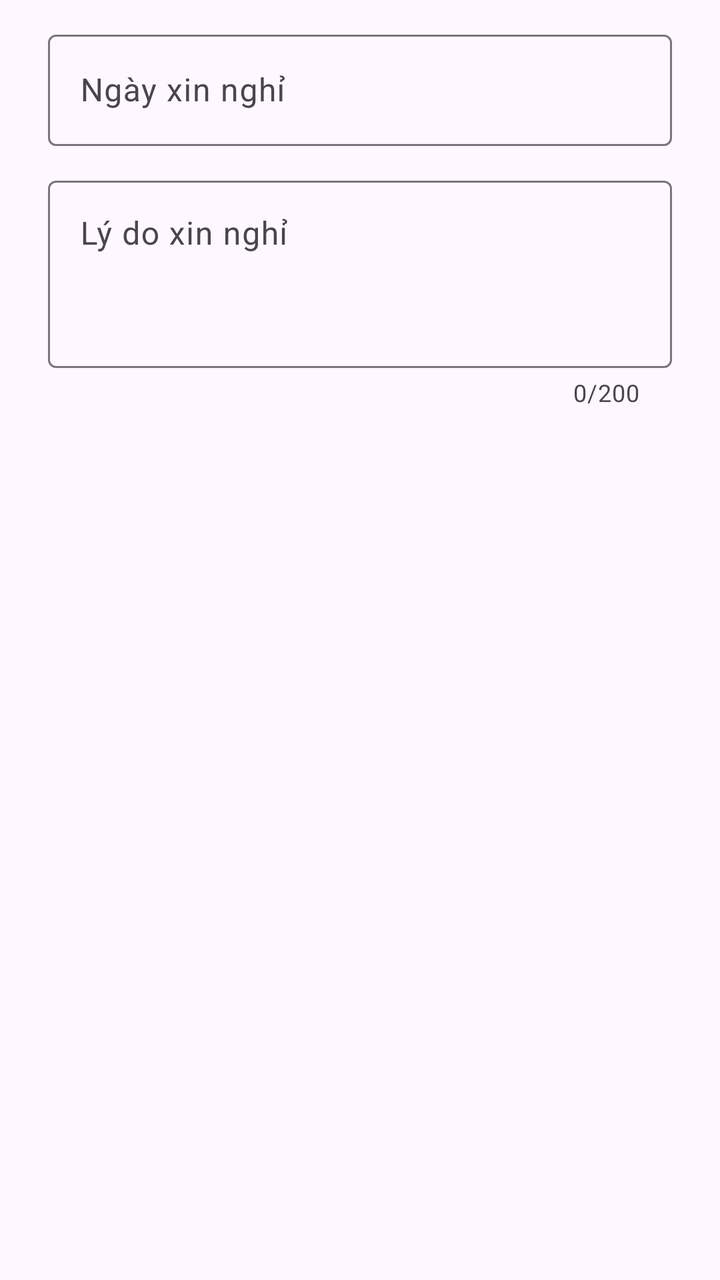
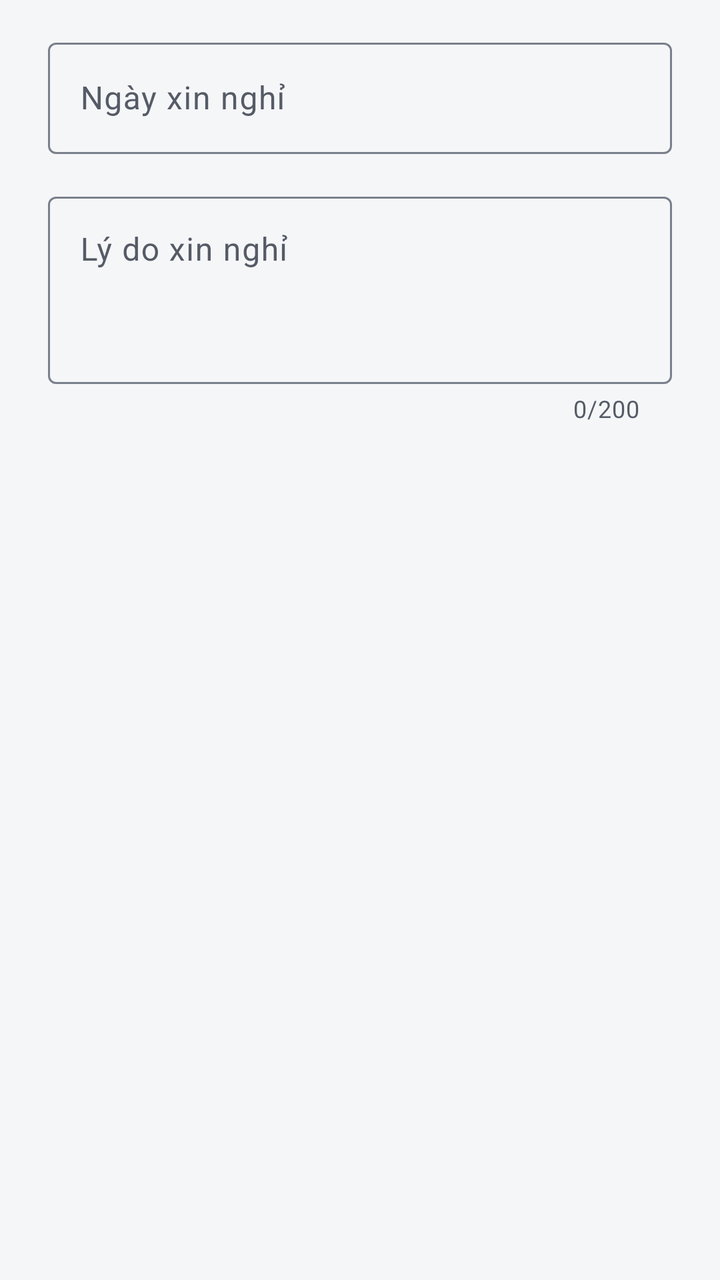

Before-and-after screenshots of an Android layout around one commit, followed by the original layout XML and the change that was made.
<!-- AndroidManifest.xml: application theme Theme.Kstudy -->
<!-- res/layout/dialog_leave_request.xml -->
<?xml version="1.0" encoding="utf-8"?>
<LinearLayout xmlns:android="http://schemas.android.com/apk/res/android"
    xmlns:app="http://schemas.android.com/apk/res-auto"
    android:layout_width="match_parent"
    android:layout_height="wrap_content"
    android:orientation="vertical"
    android:paddingHorizontal="24dp"
    android:paddingTop="12dp">

    <com.google.android.material.textfield.TextInputLayout
        style="@style/Widget.Material3.TextInputLayout.OutlinedBox"
        android:layout_width="match_parent"
        android:layout_height="wrap_content"
        android:layout_marginBottom="12dp"
        android:hint="Ngày xin nghỉ">

        <com.google.android.material.textfield.TextInputEditText
            android:id="@+id/etLeaveDate"
            android:layout_width="match_parent"
            android:layout_height="wrap_content"
            android:clickable="true"
            android:cursorVisible="false"
            android:focusable="false"
            android:textColor="@color/black" />
    </com.google.android.material.textfield.TextInputLayout>

    <com.google.android.material.textfield.TextInputLayout
        android:id="@+id/tilLeaveReason"
        style="@style/Widget.Material3.TextInputLayout.OutlinedBox"
        android:layout_width="match_parent"
        android:layout_height="wrap_content"
        android:hint="Lý do xin nghỉ"
        app:counterEnabled="true"
        app:counterMaxLength="200">

        <com.google.android.material.textfield.TextInputEditText
            android:id="@+id/etLeaveReason"
            android:layout_width="match_parent"
            android:layout_height="wrap_content"
            android:gravity="top"
            android:inputType="textMultiLine|textCapSentences"
            android:maxLength="200"
            android:minLines="3"
            android:textColor="@color/black" />
    </com.google.android.material.textfield.TextInputLayout>
</LinearLayout>
<!-- resources referenced by this layout -->
<resources>
  <color name="black">#FF000000</color>
  <style name="Base.Theme.Kstudy" parent="Theme.Material3.Light.NoActionBar">
          
          <item name="colorPrimary">@color/primary</item>
          <item name="colorOnPrimary">@color/white</item>
      </style>
  <color name="primary">#5B21B6</color>
  <color name="white">#FFFFFFFF</color>
  <!-- unchanged entries left out for length: 1 -->
</resources>

<!-- the commit's change to res/layout/dialog_leave_request.xml (unified diff, before → after) -->
@@ -5,13 +5,12 @@
     android:layout_height="wrap_content"
     android:orientation="vertical"
     android:paddingHorizontal="24dp"
-    android:paddingTop="12dp">
+    android:paddingTop="16dp">
 
     <com.google.android.material.textfield.TextInputLayout
         style="@style/Widget.Material3.TextInputLayout.OutlinedBox"
         android:layout_width="match_parent"
         android:layout_height="wrap_content"
-        android:layout_marginBottom="12dp"
         android:hint="Ngày xin nghỉ">
 
         <com.google.android.material.textfield.TextInputEditText
@@ -20,8 +19,7 @@
             android:layout_height="wrap_content"
             android:clickable="true"
             android:cursorVisible="false"
-            android:focusable="false"
-            android:textColor="@color/black" />
+            android:focusable="false" />
     </com.google.android.material.textfield.TextInputLayout>
 
     <com.google.android.material.textfield.TextInputLayout
@@ -29,6 +27,7 @@
         style="@style/Widget.Material3.TextInputLayout.OutlinedBox"
         android:layout_width="match_parent"
         android:layout_height="wrap_content"
+        android:layout_marginTop="16dp"
         android:hint="Lý do xin nghỉ"
         app:counterEnabled="true"
         app:counterMaxLength="200">
@@ -40,7 +39,6 @@
             android:gravity="top"
             android:inputType="textMultiLine|textCapSentences"
             android:maxLength="200"
-            android:minLines="3"
-            android:textColor="@color/black" />
+            android:minLines="3" />
     </com.google.android.material.textfield.TextInputLayout>
 </LinearLayout>
<!-- resource entries referenced after the edit -->
@@ -1,13 +1,114 @@
 <!-- resources referenced by this layout -->
 <resources>
-  <color name="black">#FF000000</color>
   <style name="Base.Theme.Kstudy" parent="Theme.Material3.Light.NoActionBar">
           
           <item name="colorPrimary">@color/primary</item>
-          <item name="colorOnPrimary">@color/white</item>
+          <item name="colorOnPrimary">@color/on_primary</item>
+          <item name="colorPrimaryContainer">@color/primary_container</item>
+          <item name="colorOnPrimaryContainer">@color/on_primary_container</item>
+          <item name="colorPrimaryInverse">@color/primary_inverse</item>
+          <item name="colorSecondary">@color/secondary</item>
+          <item name="colorOnSecondary">@color/on_primary</item>
+          <item name="colorSecondaryContainer">@color/secondary_container</item>
+          <item name="colorOnSecondaryContainer">@color/on_secondary_container</item>
+          <item name="colorTertiary">@color/secondary</item>
+          <item name="colorOnTertiary">@color/on_primary</item>
+          <item name="colorTertiaryContainer">@color/secondary_container</item>
+          <item name="colorOnTertiaryContainer">@color/on_secondary_container</item>
+          <item name="android:colorBackground">@color/background</item>
+          <item name="colorOnBackground">@color/on_surface</item>
+          <item name="colorSurface">@color/surface</item>
+          <item name="colorOnSurface">@color/on_surface</item>
+          <item name="colorSurfaceVariant">@color/surface_container</item>
+          <item name="colorOnSurfaceVariant">@color/text_secondary</item>
+          <item name="colorSurfaceInverse">@color/surface_inverse</item>
+          <item name="colorOnSurfaceInverse">@color/on_surface_inverse</item>
+          <item name="colorSurfaceBright">@color/surface</item>
+          <item name="colorSurfaceDim">@color/surface_dim</item>
+          <item name="colorSurfaceContainerLowest">@color/surface</item>
+          <item name="colorSurfaceContainerLow">@color/surface_container_low</item>
+          <item name="colorSurfaceContainer">@color/surface_container</item>
+          <item name="colorSurfaceContainerHigh">@color/surface_container_high</item>
+          <item name="colorSurfaceContainerHighest">@color/surface_container_high</item>
+          <item name="colorOutline">@color/outline</item>
+          <item name="colorOutlineVariant">@color/outline_variant</item>
+          <item name="colorError">@color/error</item>
+          <item name="colorOnError">@color/on_primary</item>
+          <item name="colorErrorContainer">@color/error_container</item>
+          <item name="colorOnErrorContainer">@color/on_error_container</item>
+  
+          
+          <item name="elevationOverlayEnabled">false</item>
+  
+          
+          <item name="shapeCornerSizeExtraSmall">@dimen/radius_control</item>
+          <item name="shapeCornerSizeSmall">@dimen/radius_control</item>
+          <item name="shapeCornerSizeMedium">@dimen/radius_container</item>
+          <item name="shapeCornerSizeLarge">@dimen/radius_container</item>
+          <item name="shapeCornerSizeLargeIncreased">@dimen/radius_container</item>
+          <item name="shapeCornerSizeExtraLarge">@dimen/radius_container</item>
+          <item name="shapeCornerSizeExtraLargeIncreased">@dimen/radius_container</item>
+  
+          <item name="materialButtonStyle">@style/Widget.Kstudy.Button</item>
+          <item name="materialButtonOutlinedStyle">@style/Widget.Kstudy.Button.Outlined</item>
+          <item name="borderlessButtonStyle">@style/Widget.Kstudy.Button.Text</item>
+          <item name="materialAlertDialogTheme">@style/ThemeOverlay.Kstudy.MaterialAlertDialog</item>
       </style>
-  <color name="primary">#5B21B6</color>
-  <color name="white">#FFFFFFFF</color>
+  <color name="primary">#1F3A5F</color>
+  <color name="on_primary">#FFFFFF</color>
+  <color name="primary_container">#E2E9F3</color>
+  <color name="on_primary_container">#14263F</color>
+  <color name="primary_inverse">#A9C1E3</color>
+  <color name="secondary">#56606E</color>
+  <color name="secondary_container">#E7EAEF</color>
+  <color name="on_secondary_container">#1C2430</color>
+  <color name="background">#F5F6F8</color>
+  <color name="on_surface">#1B1D21</color>
+  <color name="surface">#FFFFFF</color>
+  <color name="surface_container">#ECEEF2</color>
+  <color name="text_secondary">#555B66</color>
+  <color name="surface_inverse">#2F3237</color>
+  <color name="on_surface_inverse">#F1F2F4</color>
+  <color name="surface_dim">#DCDEE3</color>
+  <color name="surface_container_low">#F5F6F8</color>
+  <color name="surface_container_high">#E4E7EC</color>
+  <color name="outline">#7A808C</color>
+  <color name="outline_variant">#DDE0E6</color>
+  <color name="error">#B3261E</color>
+  <color name="error_container">#FBEAE8</color>
+  <color name="on_error_container">#5F1410</color>
+  <dimen name="radius_control">8dp</dimen>
+  <dimen name="radius_container">12dp</dimen>
+  <style name="Widget.Kstudy.Button" parent="Widget.Material3.Button">
+          <item name="shapeAppearanceOverlay">@style/ShapeAppearanceOverlay.Kstudy.Control</item>
+      </style>
+  <style name="Widget.Kstudy.Button.Outlined" parent="Widget.Material3.Button.OutlinedButton">
+          <item name="shapeAppearanceOverlay">@style/ShapeAppearanceOverlay.Kstudy.Control</item>
+      </style>
+  <style name="Widget.Kstudy.Button.Text" parent="Widget.Material3.Button.TextButton">
+          <item name="shapeAppearanceOverlay">@style/ShapeAppearanceOverlay.Kstudy.Control</item>
+          <item name="android:minWidth">56dp</item>
+      </style>
+  <style name="ThemeOverlay.Kstudy.MaterialAlertDialog" parent="ThemeOverlay.Material3.MaterialAlertDialog">
+          <item name="alertDialogStyle">@style/MaterialAlertDialog.Kstudy</item>
+          <item name="buttonBarPositiveButtonStyle">@style/Widget.Kstudy.Button.Text.Dialog</item>
+          <item name="buttonBarNegativeButtonStyle">@style/Widget.Kstudy.Button.Text.Dialog</item>
+          <item name="buttonBarNeutralButtonStyle">@style/Widget.Kstudy.Button.Text.Dialog.Flush</item>
+      </style>
+  <style name="ShapeAppearanceOverlay.Kstudy.Control" parent="">
+          <item name="cornerFamily">rounded</item>
+          <item name="cornerSize">@dimen/radius_control</item>
+      </style>
+  <style name="MaterialAlertDialog.Kstudy" parent="MaterialAlertDialog.Material3">
+          <item name="backgroundTint">?attr/colorSurface</item>
+      </style>
+  <style name="Widget.Kstudy.Button.Text.Dialog" parent="Widget.Material3.Button.TextButton.Dialog">
+          <item name="shapeAppearanceOverlay">@style/ShapeAppearanceOverlay.Kstudy.Control</item>
+      </style>
+  <style name="Widget.Kstudy.Button.Text.Dialog.Flush">
+          <item name="android:layout_marginStart">0dp</item>
+          <item name="android:layout_marginLeft">0dp</item>
+      </style>
   <!-- unchanged entries left out for length: 1 -->
 </resources>
 
